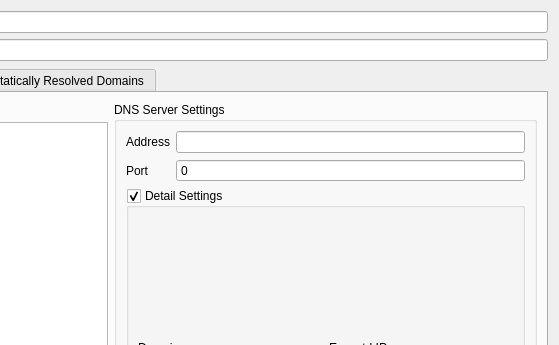
Above: src/ui/widgets/DnsSettingsWidget.ui from Qv2ray/Qv2ray before the change; both pictures show x 125 to 684 and y 0 to 345 of the 684 by 524 pixel window. Below: the same form after it.
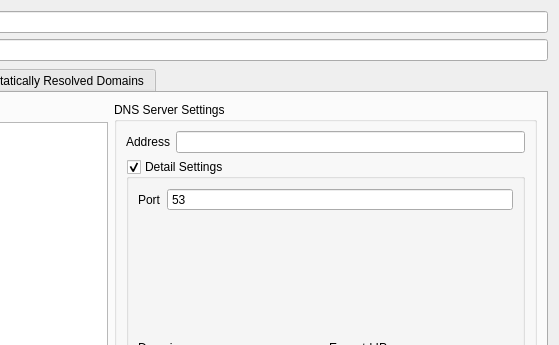
That is the form after the change. Icons and pictures are not drawn.

What changed in the file:
```diff
--- a/src/ui/widgets/DnsSettingsWidget.ui
+++ b/src/ui/widgets/DnsSettingsWidget.ui
@@ -132,23 +132,6 @@
             <item row="0" column="1">
              <widget class="QLineEdit" name="serverAddressTxt"/>
             </item>
-            <item row="1" column="0">
-             <widget class="QLabel" name="label_7">
-              <property name="text">
-               <string>Port</string>
-              </property>
-             </widget>
-            </item>
-            <item row="1" column="1">
-             <widget class="QSpinBox" name="serverPortSB">
-              <property name="buttonSymbols">
-               <enum>QAbstractSpinBox::NoButtons</enum>
-              </property>
-              <property name="maximum">
-               <number>65535</number>
-              </property>
-             </widget>
-            </item>
            </layout>
           </item>
           <item>
@@ -159,27 +142,51 @@
             <property name="checkable">
              <bool>true</bool>
             </property>
-            <layout class="QGridLayout" name="gridLayout_2" rowstretch="0,1">
-             <item row="0" column="0">
-              <widget class="QLabel" name="label_3">
-               <property name="text">
-                <string>Domains</string>
-               </property>
-              </widget>
-             </item>
-             <item row="0" column="1">
+            <layout class="QGridLayout" name="_2" rowstretch="0,0,1">
+             <item row="1" column="1">
               <widget class="QLabel" name="label_4">
                <property name="text">
                 <string>Expectd IPs</string>
                </property>
               </widget>
              </item>
-             <item row="1" column="0">
+             <item row="2" column="0">
               <layout class="QGridLayout" name="domainsLayout"/>
              </item>
-             <item row="1" column="1">
+             <item row="1" column="0">
+              <widget class="QLabel" name="label_3">
+               <property name="text">
+                <string>Domains</string>
+               </property>
+              </widget>
+             </item>
+             <item row="2" column="1">
               <layout class="QGridLayout" name="expectedIPsLayout"/>
              </item>
+             <item row="0" column="0" colspan="2">
+              <layout class="QHBoxLayout" name="horizontalLayout_4" stretch="0,1">
+               <item>
+                <widget class="QLabel" name="label_7">
+                 <property name="text">
+                  <string>Port</string>
+                 </property>
+                </widget>
+               </item>
+               <item>
+                <widget class="QSpinBox" name="serverPortSB">
+                 <property name="buttonSymbols">
+                  <enum>QAbstractSpinBox::NoButtons</enum>
+                 </property>
+                 <property name="maximum">
+                  <number>65535</number>
+                 </property>
+                 <property name="value">
+                  <number>53</number>
+                 </property>
+                </widget>
+               </item>
+              </layout>
+             </item>
             </layout>
            </widget>
           </item>
```
